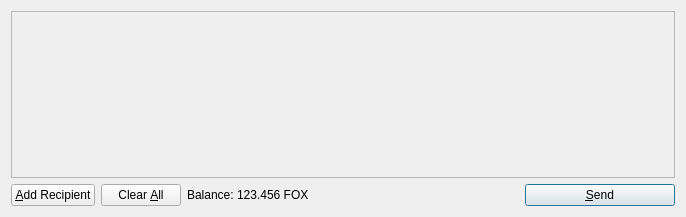
This is src/qt/forms/sendcoinsdialog.ui in plusevcoin/plusevcoin as Qt 5 draws it before an edit. The edited form follows.
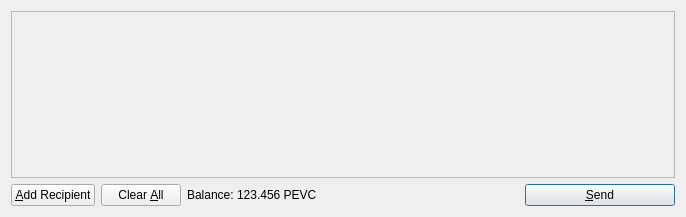
This is the edited form. Icons and pictures are not drawn.

```diff
--- a/src/qt/forms/sendcoinsdialog.ui
+++ b/src/qt/forms/sendcoinsdialog.ui
@@ -119,7 +119,7 @@
           <cursorShape>IBeamCursor</cursorShape>
          </property>
          <property name="text">
-          <string>123.456 FOX</string>
+          <string>123.456 PEVC</string>
          </property>
          <property name="textInteractionFlags">
           <set>Qt::LinksAccessibleByMouse|Qt::TextSelectableByKeyboard|Qt::TextSelectableByMouse</set>
```
